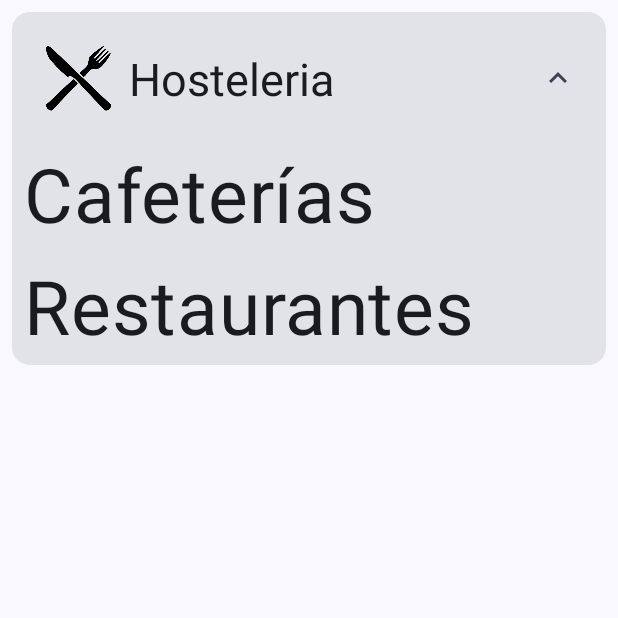
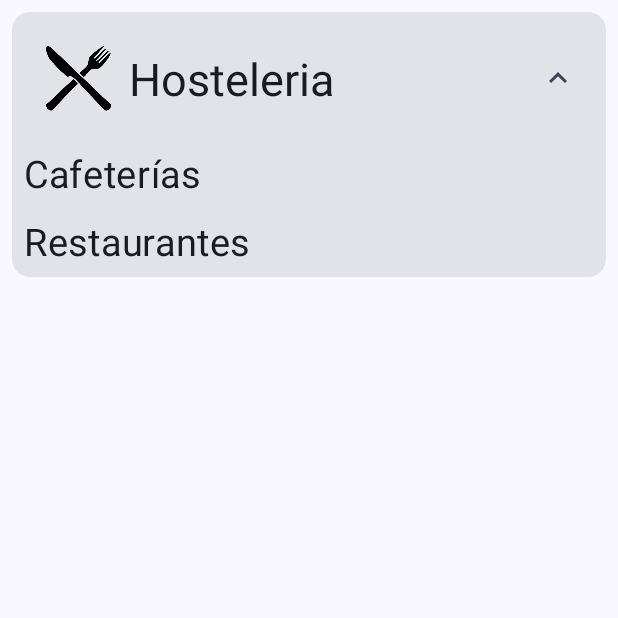
Before and after one commit to IreneLM97/PMDM_P4_MyCity_Madrid, an Android app built with Jetpack Compose: the composable CategoryItem called with sample values from the repository, after a tap on "See more or less information about a cat", on a phone screen of 412 x 824 dp, the top half of it. Run offline under Robolectric (Android 15) with nearby library versions, the phone set to English and light mode, and no system bars.

Commit message:
Cambio en tamaño de texto de subcategorias

```diff
--- a/app/src/main/java/com/example/pmdm_p4_mycity_madrid/ui/ListCategoryScreen.kt
+++ b/app/src/main/java/com/example/pmdm_p4_mycity_madrid/ui/ListCategoryScreen.kt
@@ -180,7 +180,7 @@ fun CategoryItem(
                     categoria.subCategorias.forEach { subCategoria ->
                         Text(
                             text = stringResource(subCategoria),
-                            fontSize = 50.sp,
+                            fontSize = 25.sp,
                             modifier = Modifier
                                 .padding(dimensionResource(R.dimen.padding_small))
                         )
```
